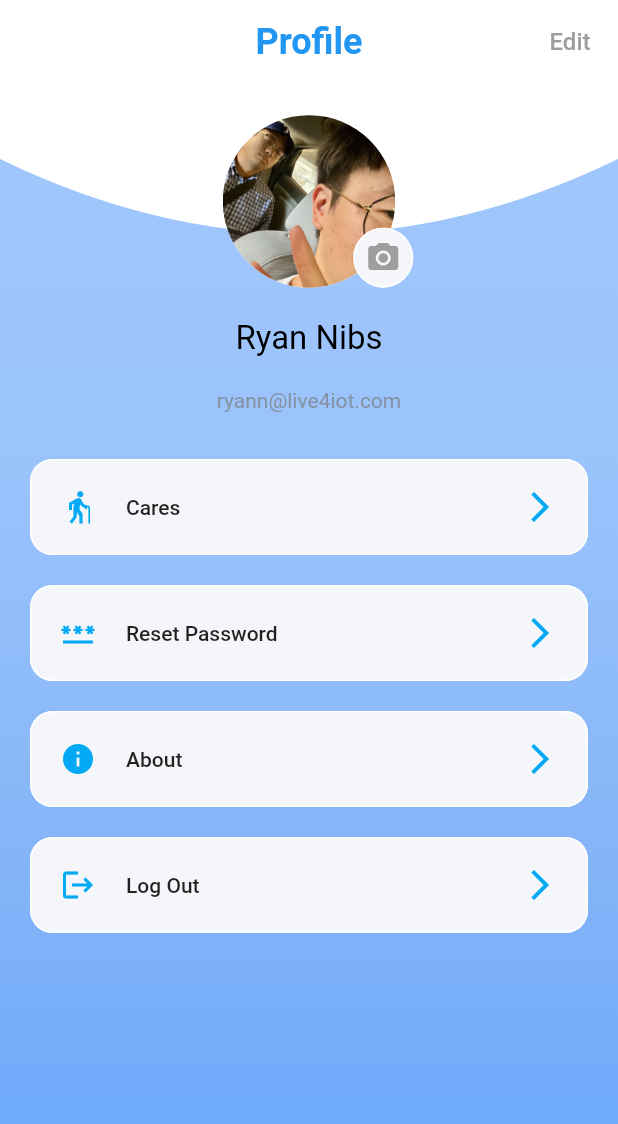
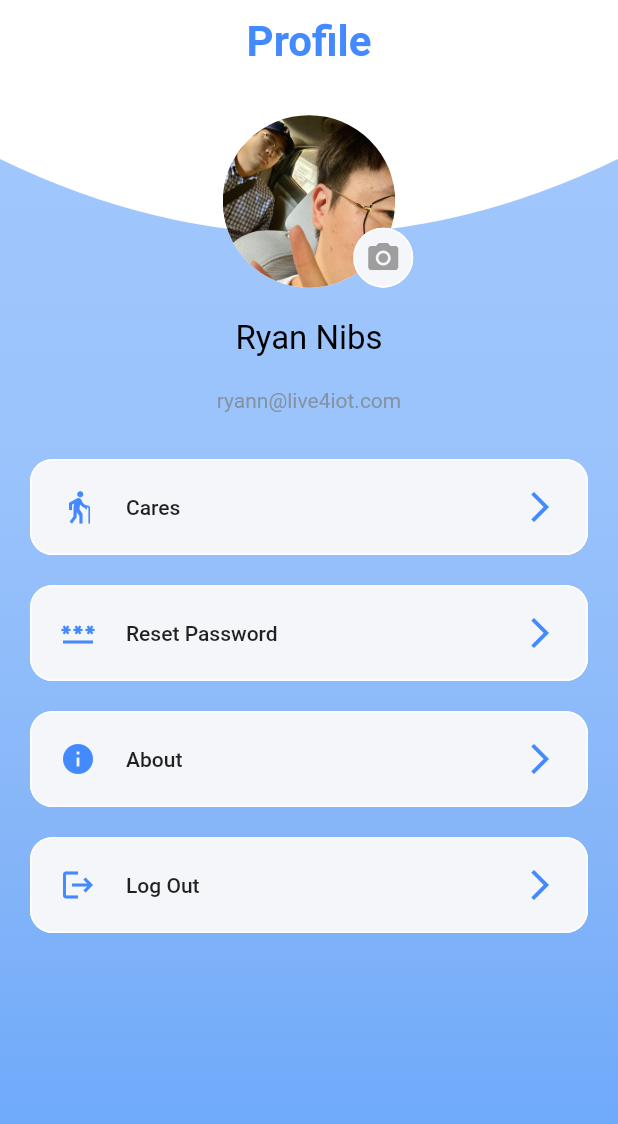
Before and after one commit to NguyenMartinV/PA32_alt, a Flutter app: the ProfilePage screen opened directly, on a phone screen of 412 x 824 dp. Shown: the top 1124 px of the screen. Run offline on Flutter 3.47's test engine with Material 2 defaults, Android fonts, the phone set to English and light mode, and no system bars; our stand-ins replace date_format, dio, expandable, fluro, flutter_blue, flutter_easyloading and 9 more; missing offline and left inert: custom_info_window, flutter_phone_direct_caller, flutter_pickers, flutter_sms, scan; accounts and stored records are empty; network calls fail.

Commit message:
Deleted "Edit" button on Profile page, changed the title and icon colors.

```diff
--- a/pa32flutter/lib/profile/component/body.dart
+++ b/pa32flutter/lib/profile/component/body.dart
@@ -166,13 +166,13 @@ class ProfileMenu extends StatelessWidget {
         onPressed: press,
         child: Row(
           children: [
-            Icon(icon, color: Colors.lightBlue,),
+            Icon(icon, color: Colors.blueAccent,),
             SizedBox(width: 20),
             Expanded(child: Text(
               text,
               style: Theme.of(context).textTheme.bodyText1,
             )),
-            Icon(Icons.arrow_forward_ios, color: Colors.lightBlue,)
+            Icon(Icons.arrow_forward_ios, color: Colors.blueAccent,)
           ],
         ),
       ),
--- a/pa32flutter/lib/profile/profile.dart
+++ b/pa32flutter/lib/profile/profile.dart
@@ -131,18 +131,18 @@ class _ProfilePageState extends State<ProfilePage> {
       elevation: 0,
       title: Text(
         "Profile",
-        style: TextStyle(fontWeight: FontWeight.bold, fontSize: 24, color: Colors.blue),
+        style: TextStyle(fontWeight: FontWeight.bold, fontSize: 28, color: Colors.blueAccent),
       ),
       actions: <Widget> [
-        TextButton(onPressed: (){
-          Navigator.push(
-              context,
-              MaterialPageRoute(builder: (context) => MyHomeMap())
-          );
-        },child: Text(
-          "Edit",
-          style: TextStyle(fontSize: 16),)
-        )
+        // TextButton(onPressed: (){
+        //   Navigator.push(
+        //       context,
+        //       MaterialPageRoute(builder: (context) => MyHomeMap())
+        //   );
+        // },child: Text(
+        //   "Edit",
+        //   style: TextStyle(fontSize: 16, color: Colors.blueAccent),)
+        // )
       ]
     );
   }
```
Also changed, not shown: pa32flutter/pubspec.lock.
